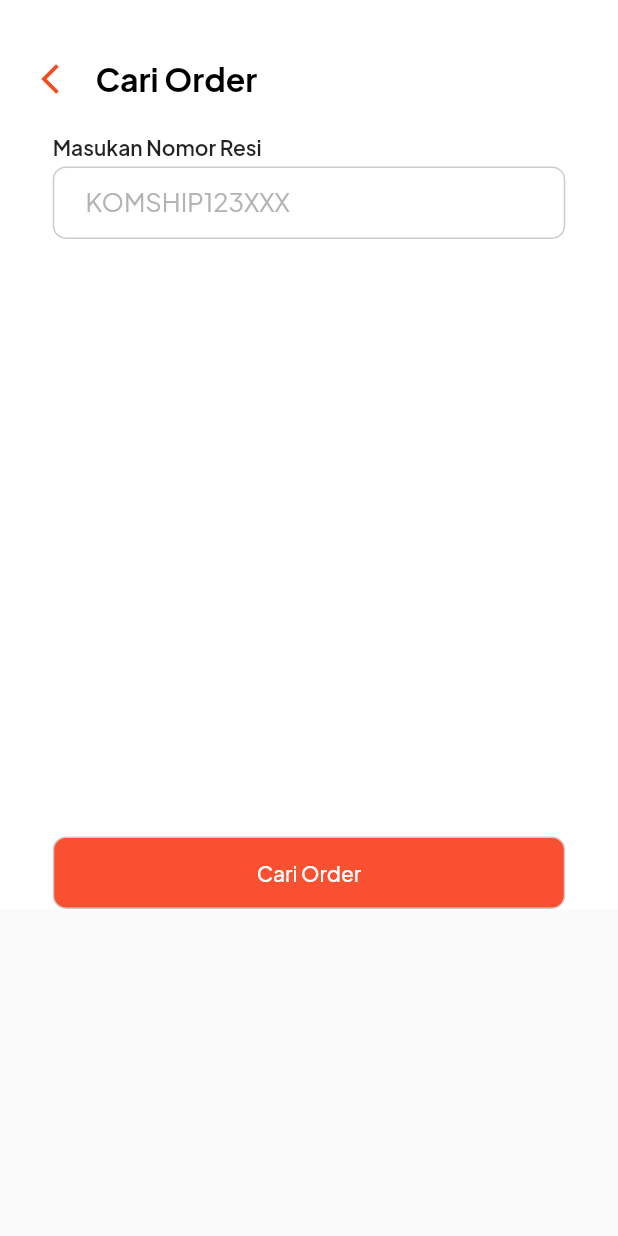
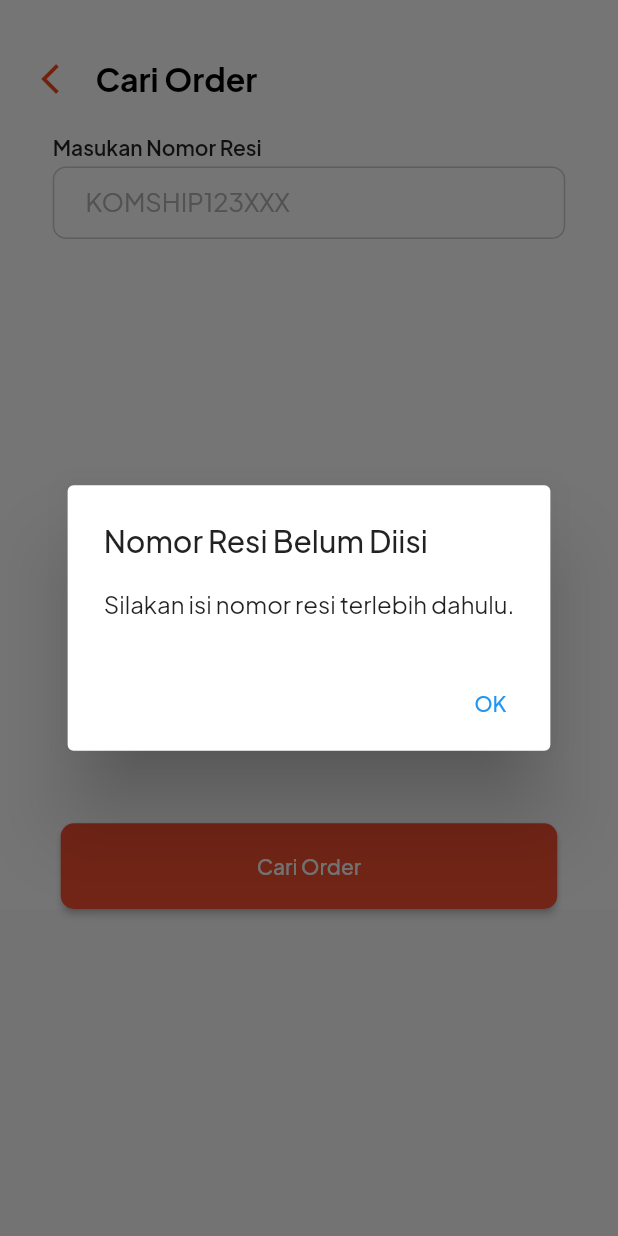
Before and after one commit to dhimsky/App-Admin-Komerce, a Flutter app: the CariOrder screen opened by its route, after a tap on "Cari Order", on a phone screen of 412 x 824 dp. Run offline on Flutter 3.47's test engine with Material 2 defaults, Android fonts, the phone set to English and light mode, and no system bars; our stand-ins replace bloc, flutter_bloc, google_fonts, shared_preferences; accounts and stored records are empty.

Commit message:
cari order
sambung api komerce

```diff
--- a/lib/services/login_service.dart
+++ b/lib/services/login_service.dart
@@ -4,7 +4,7 @@ import 'package:http/http.dart' as http;
 
 class LoginRepository {
   Future<http.Response> login(String email, String password) {
-    return http.post(Uri.parse("http://192.168.1.20:9000/login"),
+    return http.post(Uri.parse("http://192.168.1.75:9000/login"),
         headers: <String, String>{
           'Content-Type': "application/json; charset=UTF-8"
         },
--- a/lib/services/order_service.dart
+++ b/lib/services/order_service.dart
@@ -1,18 +1,40 @@
+import 'dart:convert';
 import 'package:http/http.dart' as http;
-import 'dart:convert';
-import 'package:komerce/models/order_model.dart';
 
-class OrderController {
-  Future<Order?> getOrderById(String orderId) async {
+class OrderService {
+  final String baseUrl = 'https://dev.komship.komerce.my.id/api/v2/admin/order';
+
+  Future<Map<String, dynamic>> getOrderDetails(String orderNumber) async {
+    final bearerToken =
+        'GATEWAYKOMSHIPKOMERCE'; // Ganti dengan token bearer yang sesuai.
     final response = await http.get(
-      Uri.parse('https://650a694edfd73d1fab085713.mockapi.io/order/$orderId'),
+      Uri.parse('$baseUrl/search?search=$orderNumber'),
+      headers: <String, String>{
+        'Content-Type': 'application/json; charset=UTF-8',
+        'Authorization':
+            'Bearer $bearerToken', // Sesuaikan format header otorisasi.
+      },
     );
 
     if (response.statusCode == 200) {
-      final Map<String, dynamic> data = json.decode(response.body);
-      return Order.fromJson(data);
+      print(
+          'URL yang digunakan: ${Uri.parse('$baseUrl/search?search=$orderNumber')}');
+      print('cek token : $bearerToken');
+      print('Response API: ${response.body}');
+      return jsonDecode(response.body);
+    } else if (response.statusCode == 401) {
+      // Menangani kasus jika status code adalah 401 (Unauthorized)
+      print(
+          'URL yang digunakan: ${Uri.parse('$baseUrl/search?search=$orderNumber')}');
+      print('cek token : $bearerToken');
+      print('Response API: ${response.body}');
+      throw Exception(
+          'Anda tidak memiliki otorisasi untuk mengakses data ini. Silakan login kembali.');
     } else {
-      return null;
+      // Menangani kasus jika status code adalah selain 200 atau 401
+      final errorMessage = jsonDecode(response.body)['message'] ??
+          'Gagal mengambil detail pesanan';
+      throw Exception(errorMessage);
     }
   }
 }
--- a/lib/ui/pages/cari_order_page.dart
+++ b/lib/ui/pages/cari_order_page.dart
@@ -1,42 +1,136 @@
 import 'package:flutter/material.dart';
 import 'package:komerce/shared/theme.dart';
-import 'package:komerce/models/order_model.dart';
+import 'package:komerce/ui/pages/detail_order_page.dart';
 import 'package:komerce/services/order_service.dart';
 
-class CariOrder extends StatelessWidget {
-  final TextEditingController _orderIdController = TextEditingController();
-  final OrderController _orderController = OrderController();
+class CariOrder extends StatefulWidget {
+  @override
+  _CariOrder createState() => _CariOrder();
+}
 
-  void _showDialog(BuildContext context, String message) {
+class _CariOrder extends State<CariOrder> {
+  final TextEditingController _orderNumberController = TextEditingController();
+  final OrderService _orderService = OrderService();
+  String _result = '';
+
+  // void _showDialog(BuildContext context, String message) {
+  //   showDialog(
+  //     context: context,
+  //     builder: (BuildContext context) {
+  //       return AlertDialog(
+  //         title: Text('Hasil Pencarian Order ID'),
+  //         content: Text(message),
+  //         actions: <Widget>[
+  //           TextButton(
+  //             child: Text('Tutup'),
+  //             onPressed: () {
+  //               Navigator.of(context).pop();
+  //             },
+  //           ),
+  //         ],
+  //       );
+  //     },
+  //   );
+  // }
+
+  // void _checkOrder(BuildContext context) async {
+  //   final String orderId = _orderIdController.text;
+  //   final Order? order = await _orderController.getOrderById(orderId);
+
+  //   if (order != null) {
+  //     _showDialog(context,
+  //         'Order ID ditemukan: ${order.name}'); // Menambahkan parameter context
+  //   } else {
+  //     _showDialog(context,
+  //         'Order ID tidak ditemukan.'); // Menambahkan parameter context
+  //   }
+  // }
+
+  bool isLoading = false; // Tambahkan variabel isLoading.
+
+  Future<void> _fetchOrderDetails() async {
+    final orderNumber = _orderNumberController.text.trim();
+    if (orderNumber.isEmpty) {
+      // Tampilkan popup atau pesan bahwa orderNumber belum diisi.
       showDialog(
         context: context,
-      builder: (BuildContext context) {
+        builder: (context) {
           return AlertDialog(
-          title: Text('Hasil Pencarian Order ID'),
-          content: Text(message),
-          actions: <Widget>[
+            title: Text('Nomor Resi Belum Diisi'),
+            content: Text('Silakan isi nomor resi terlebih dahulu.'),
+            actions: [
               TextButton(
-              child: Text('Tutup'),
                 onPressed: () {
                   Navigator.of(context).pop();
                 },
+                child: Text('OK'),
+              ),
+            ],
+          );
+        },
+      );
+      return; // Keluar dari fungsi jika orderNumber belum diisi.
+    }
+
+    // Mulai menampilkan loading indicator.
+    setState(() {
+      isLoading = true;
+    });
+
+    try {
+      final orderData = await _orderService.getOrderDetails(orderNumber);
+      if (orderData != null) {
+        // Data pemesanan ditemukan, arahkan pengguna ke halaman detail_order_page.
+        Navigator.of(context).push(
+          MaterialPageRoute(
+            builder: (context) => DetailOrder(),
+          ),
+        );
+      } else {
+        // Tampilkan popup atau pesan bahwa data pemesanan tidak ditemukan.
+        showDialog(
+          context: context,
+          builder: (context) {
+            return AlertDialog(
+              title: Text('Data Pemesanan Tidak Ditemukan'),
+              content:
+                  Text('Data pemesanan dengan nomor tersebut tidak ditemukan.'),
+              actions: [
+                TextButton(
+                  onPressed: () {
+                    Navigator.of(context).pop();
+                  },
+                  child: Text('OK'),
                 ),
               ],
             );
           },
         );
       }
-
-  void _checkOrder(BuildContext context) async {
-    final String orderId = _orderIdController.text;
-    final Order? order = await _orderController.getOrderById(orderId);
-
-    if (order != null) {
-      _showDialog(context,
-          'Order ID ditemukan: ${order.name}'); // Menambahkan parameter context
-    } else {
-      _showDialog(context,
-          'Order ID tidak ditemukan.'); // Menambahkan parameter context
+    } catch (e) {
+      // Tangani kesalahan dan tampilkan pesan kesalahan.
+      showDialog(
+        context: context,
+        builder: (context) {
+          return AlertDialog(
+            title: Text('Data Tidak Ditemukan'),
+            content: Text('Pastikan mengisi nomor resi dengan benar'),
+            actions: [
+              TextButton(
+                onPressed: () {
+                  Navigator.of(context).pop();
+                },
+                child: Text('OK'),
+              ),
+            ],
+          );
+        },
+      );
+    } finally {
+      // Selesai mengambil data, hentikan loading indicator.
+      setState(() {
+        isLoading = false;
+      });
     }
   }
 
@@ -141,7 +235,7 @@ class CariOrder extends StatelessWidget {
                               children: [
                                 Expanded(
                                   child: TextField(
-                                    controller: _orderIdController,
+                                    controller: _orderNumberController,
                                     decoration: InputDecoration(
                                       contentPadding: EdgeInsets.all(7 * fem),
                                       hintText: 'KOMSHIP123XXX',
@@ -166,44 +260,33 @@ class CariOrder extends StatelessWidget {
                   SizedBox(
                     height: 350,
                   ),
-                  InkWell(
-                    onTap: () {
-                      _checkOrder(context);
+                  ElevatedButton(
+                    onPressed: () {
+                      _fetchOrderDetails();
                     },
+                    style: ElevatedButton.styleFrom(
+                      primary: orangeColor, // Warna latar belakang tombol.
+                      shape: RoundedRectangleBorder(
+                        borderRadius: BorderRadius.circular(
+                            8 * fem), // Ganti dengan nilai yang sesuai.
+                      ),
+                      minimumSize: Size(
+                          331,
+                          52 *
+                              fem), // Mengatur lebar dan tinggi minimum tombol.
+                    ),
                     child: Container(
-                      width: double.infinity,
+                      width: 100 *
+                          fem, // Biarkan tetap double.infinity agar tombol mengisi lebar minimum.
                       height: 52 * fem,
-                      child: Stack(
-                        children: [
-                          Positioned(
-                            left: 32 * fem,
-                            top: 8 * fem,
-                            child: Container(
-                              padding: EdgeInsets.fromLTRB(
-                                  12 * fem, 10 * fem, 12 * fem, 10 * fem),
-                              width: 311 * fem,
-                              height: 44 * fem,
-                              decoration: BoxDecoration(
-                                border: Border.all(color: Color(0xffcccccc)),
-                                color: orangeColor,
-                                borderRadius: BorderRadius.circular(8 * fem),
-                              ),
-                              child: Row(
-                                mainAxisAlignment: MainAxisAlignment.center,
-                                children: [
-                                  Text(
+                      alignment: Alignment.center,
+                      child: Text(
                         'Cari Order',
                         style: TextStyle(
                           fontWeight: FontWeight.w500,
                           fontSize: 14,
                           color: whiteColor,
                         ),
-                                  ),
-                                ],
-                              ),
-                            ),
-                          ),
-                        ],
                       ),
                     ),
                   )
```
Lines whose indentation alone changed are shown as unchanged.
